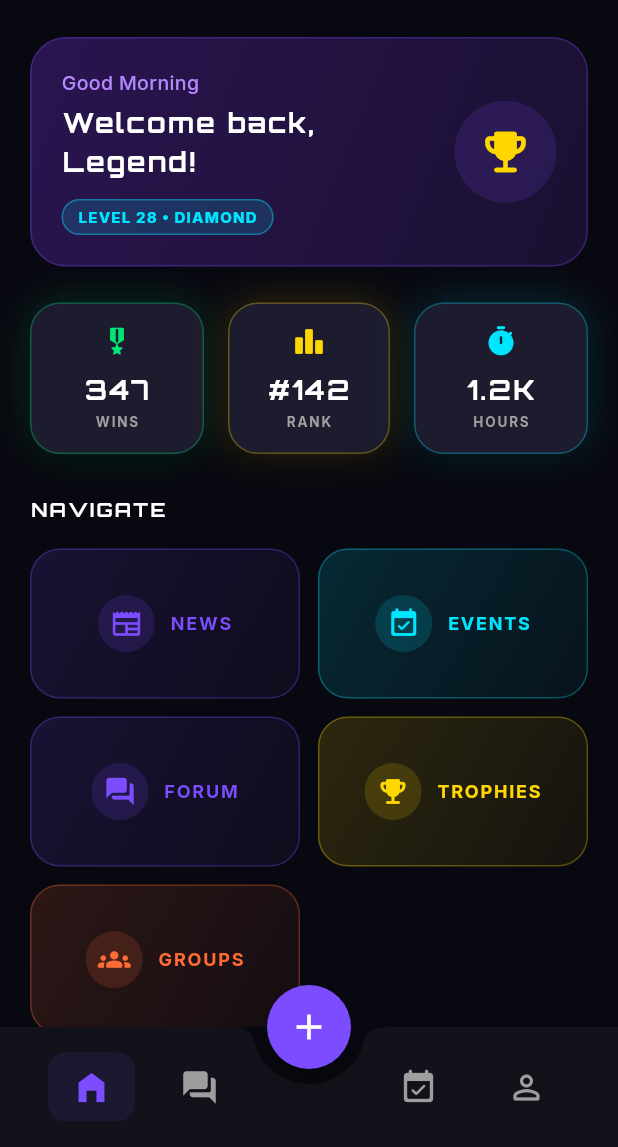
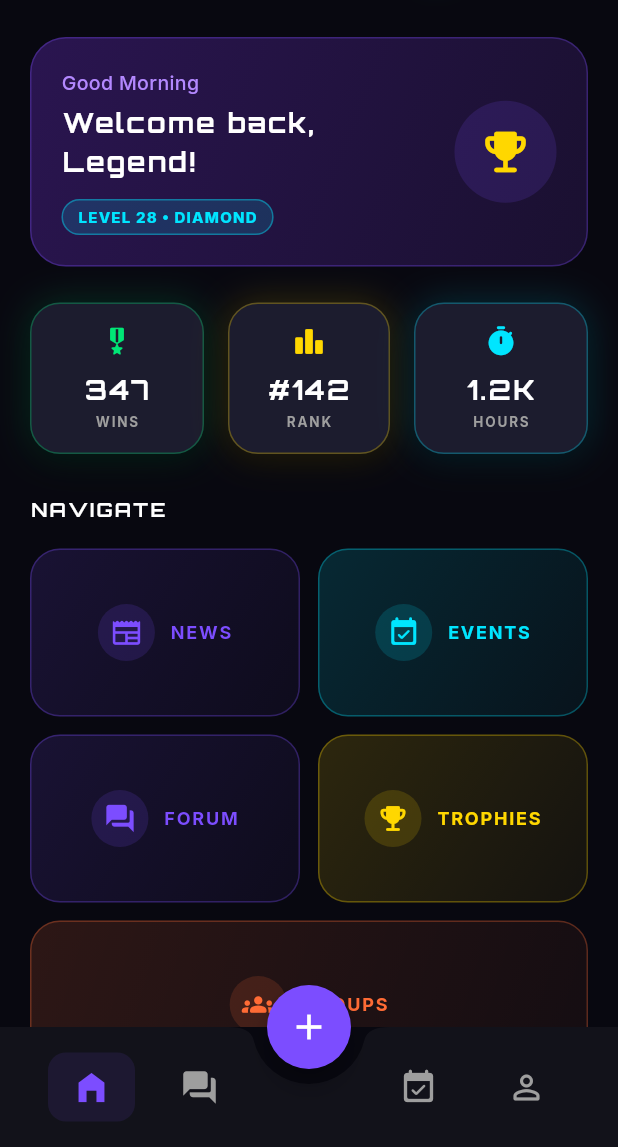
Before and after one commit to Alexandreboz/GamerConnectAPI-Mobile, a Flutter app: the HomePage screen opened by its route, on a phone screen of 412 x 824 dp, the part 89-1236 px from its top. Run offline on Flutter 3.47's test engine with Material 3 defaults, Android fonts, the phone set to English and light mode, and no system bars; drawn by our look-alikes of flutter_animate; our stand-ins replace google_fonts, shared_preferences, socket_io_client; accounts and stored records are empty; network calls fail.

Commit message:
taille bouton groupe

```diff
--- a/gamerconnectmobile/lib/screens/home.dart
+++ b/gamerconnectmobile/lib/screens/home.dart
@@ -593,20 +593,42 @@ class _HomePageState extends State<HomePage>
         'page': GroupesPage()
       },
     ];
-    return GridView.count(
-      shrinkWrap: true,
-      physics: const NeverScrollableScrollPhysics(),
-      crossAxisCount: 2,
-      mainAxisSpacing: 12,
-      crossAxisSpacing: 12,
-      childAspectRatio: 1.8,
-      children: items.asMap().entries.map((e) {
-        final i = e.key;
-        final item = e.value;
+
+    const buttonHeight = 112.0;
+
+    return Column(
+      children: [
+        Row(
+          children: [
+            Expanded(child: _buildBentoItem(items[0], 0, buttonHeight)),
+            const SizedBox(width: 12),
+            Expanded(child: _buildBentoItem(items[1], 1, buttonHeight)),
+          ],
+        ),
+        const SizedBox(height: 12),
+        Row(
+          children: [
+            Expanded(child: _buildBentoItem(items[2], 2, buttonHeight)),
+            const SizedBox(width: 12),
+            Expanded(child: _buildBentoItem(items[3], 3, buttonHeight)),
+          ],
+        ),
+        const SizedBox(height: 12),
+        _buildBentoItem(items[4], 4, buttonHeight),
+      ],
+    );
+  }
+
+  Widget _buildBentoItem(Map<String, dynamic> item, int index, double height) {
     final color = item['color'] as Color;
-        return GestureDetector(
-          onTap: () => Navigator.push(context,
-              MaterialPageRoute(builder: (_) => item['page'] as Widget)),
+
+    return SizedBox(
+      height: height,
+      child: GestureDetector(
+        onTap: () => Navigator.push(
+          context,
+          MaterialPageRoute(builder: (_) => item['page'] as Widget),
+        ),
         child: Container(
           decoration: BoxDecoration(
             gradient: AppColors.cardGradient(color),
@@ -633,10 +655,9 @@ class _HomePageState extends State<HomePage>
           ),
         )
             .animate()
-              .fadeIn(delay: Duration(milliseconds: 200 + i * 60))
+            .fadeIn(delay: Duration(milliseconds: 200 + index * 60))
             .scale(begin: const Offset(0.9, 0.9)),
-        );
-      }).toList(),
+      ),
     );
   }
 
```
Lines whose indentation alone changed are shown as unchanged.
